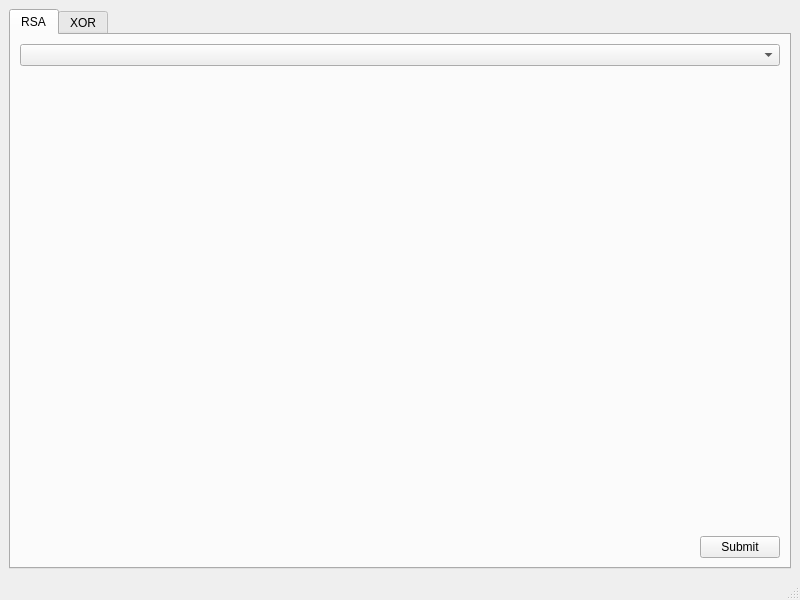
Before: the Qt Designer form form.ui in hegdenischay/ZCryptUI, drawn with Qt 5.
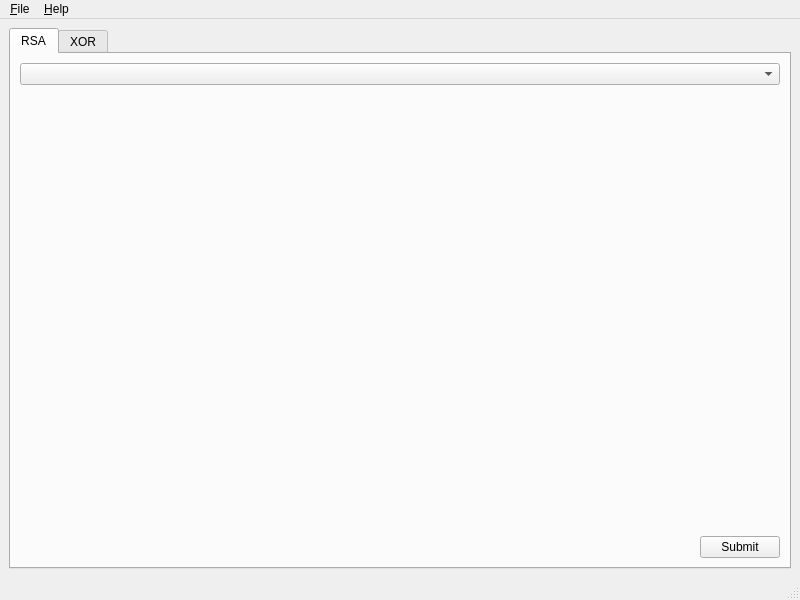
After: the same form once the commit is applied. Icons and pictures are not drawn.

Commit message: Fix menu shortcuts, add error dialogs

Diff of the .ui file:
```diff
--- a/form.ui
+++ b/form.ui
@@ -145,6 +145,19 @@
      <height>20</height>
     </rect>
    </property>
+   <widget class="QMenu" name="menu_File">
+    <property name="title">
+     <string>&amp;File</string>
+    </property>
+    <addaction name="actionExit"/>
+   </widget>
+   <widget class="QMenu" name="menu_About">
+    <property name="title">
+     <string>&amp;Help</string>
+    </property>
+   </widget>
+   <addaction name="menu_File"/>
+   <addaction name="menu_About"/>
   </widget>
   <widget class="QStatusBar" name="statusbar"/>
   <action name="actionQuit">
```
Left out of the diff: 17 changed lines with no effect on the pictures. The commit also changes 1 other file.
